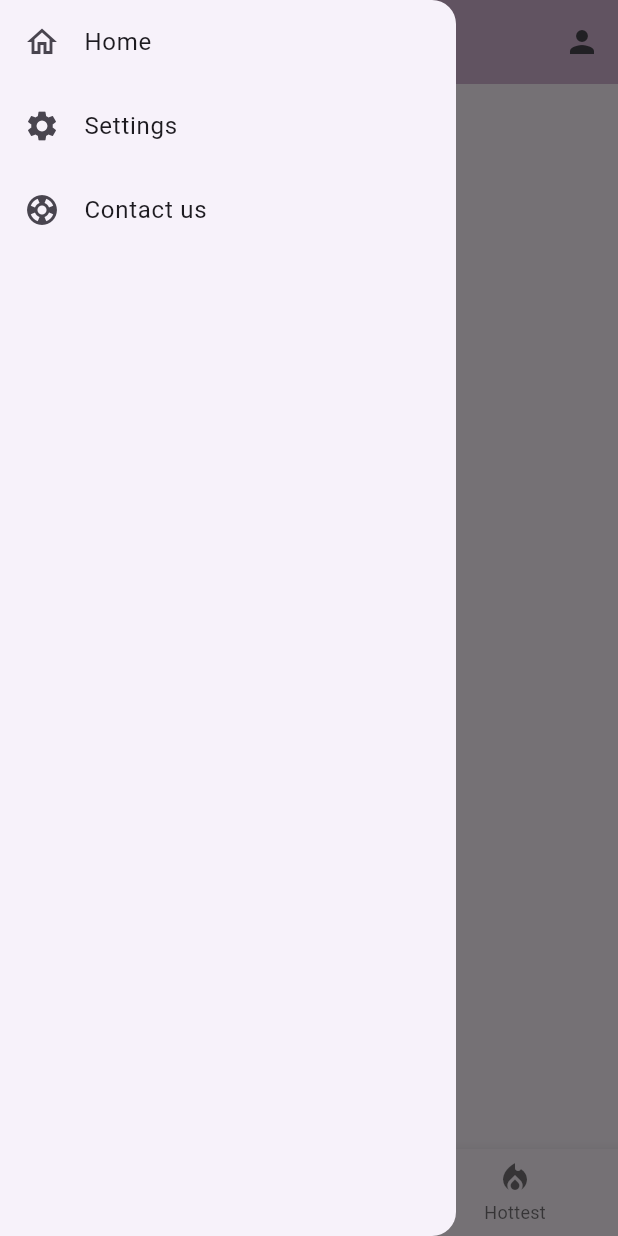
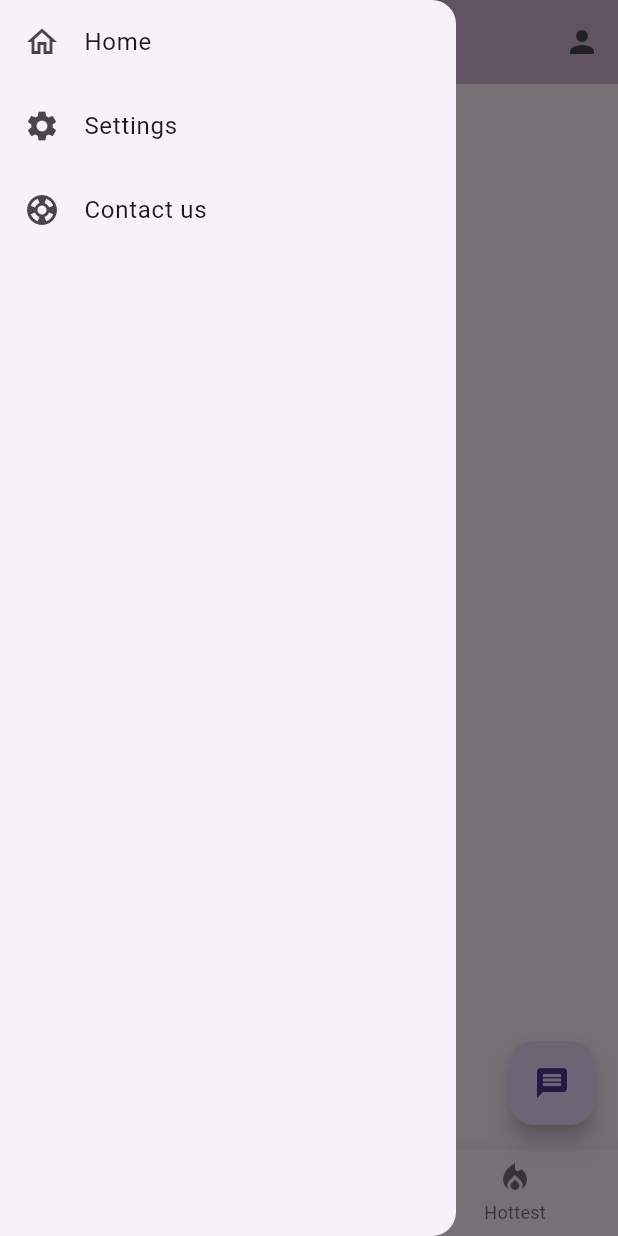
Before and after one commit to SQ77/MarketMirror, a Flutter app: the screen it shows once a user with an empty profile is signed in, with the side drawer open, on a phone screen of 412 x 824 dp. Run offline on Flutter 3.47's test engine with Material 3 defaults, Android fonts, the phone set to English and light mode, and no system bars; our stand-ins replace flutter_dotenv, supabase_flutter; accounts and stored records are empty.

Commit message:
Add chat message button

```diff
--- a/lib/pages/main_page.dart
+++ b/lib/pages/main_page.dart
@@ -22,12 +22,20 @@ class _MainPageState extends State<MainPage> {
 
   int currentPage = 0;
 
+  void _showChatTab() {
+    return;
+  }
+
   @override
   Widget build(BuildContext context) {
     return Scaffold(
       appBar: const UserAppbar(),
       drawer: const UserNavigationdrawer(),
       body: pages[currentPage],
+      floatingActionButton: FloatingActionButton(
+        child: const Icon(Icons.message),
+        onPressed: () => _showChatTab(),
+      ),
       bottomNavigationBar: BottomNavigationBar(
         currentIndex: currentPage,
         onTap: (value) {
```
